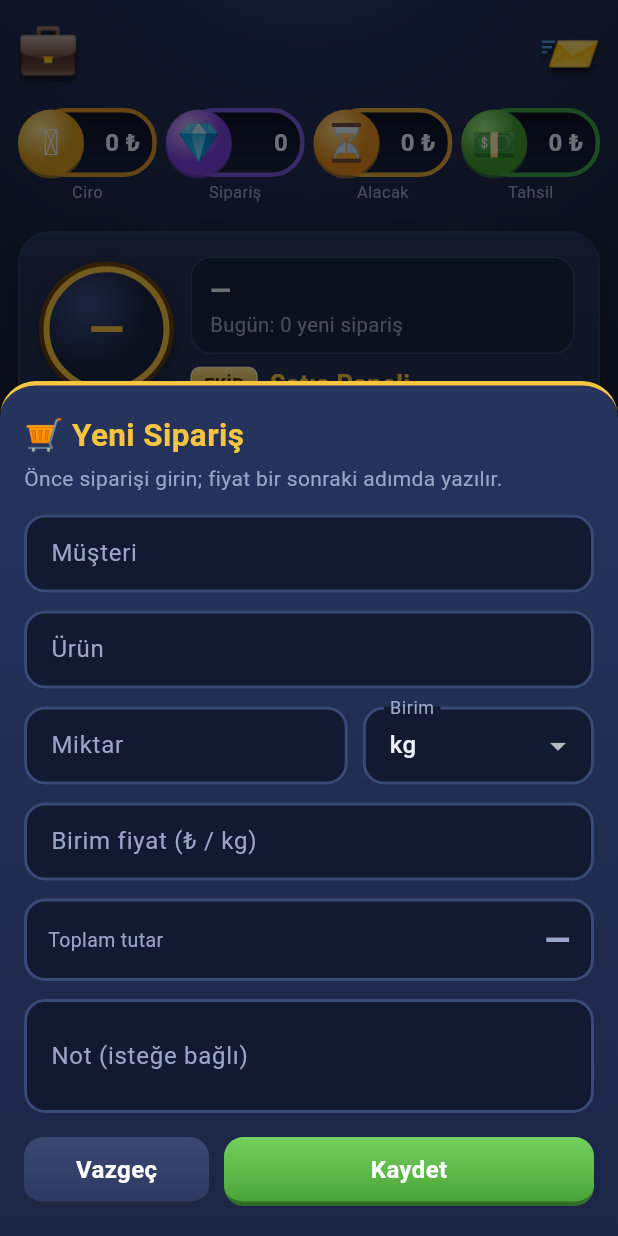
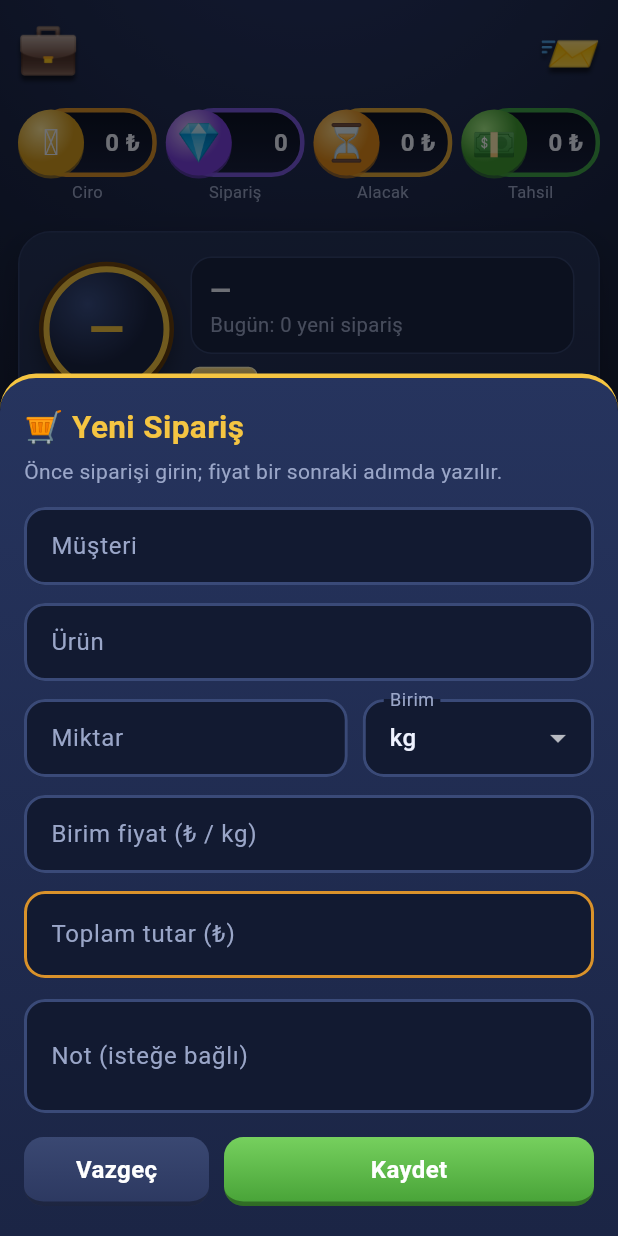
Before and after one commit to ramazankocabas42/keles-satis, a Flutter app: the AnaKabuk screen opened directly with empty values, after a tap on an icon or button, on a phone screen of 412 x 824 dp. Run offline on Flutter 3.47's test engine with Material 3 defaults, Android fonts, the phone set to English and light mode, and no system bars; our stand-ins replace cloud_firestore, firebase_auth, firebase_core; missing offline and left inert: ota_update; accounts and stored records are empty.

Commit message:
Toplam tutar yazılınca birim fiyat kendiliğinden hesaplanır
- Toplam tutar kutusu artık yazılabilir; fiyat ↔ toplam iki yönlü hesap
- "3.125" gibi Türkçe binlikli yazım doğru okunur
- Form butonları telefonun alt tuşlarının altında kalmıyor
- Ürün kutucuklarının çerçevesi görünüyor

Co-Authored-By: Claude Opus 5.5 <noreply@anthropic.com>
Claude-Session: https://claude.ai/code/session_014N7dTBiJapaRT914XLvdva

```diff
--- a/lib/ekranlar/formlar.dart
+++ b/lib/ekranlar/formlar.dart
@@ -80,9 +80,8 @@ Future<void> yeniSiparis(BuildContext context, Durum d) {
     builder: (ctx) {
       final musteri = TextEditingController();
       final urun = TextEditingController();
-      final miktar = TextEditingController();
+      final hesap = FiyatHesap();
       final not = TextEditingController();
-      final fiyat = TextEditingController();
       final musteriOdak = FocusNode();
       final urunOdak = FocusNode();
       var birim = f.birimListesi.first;
@@ -101,13 +100,16 @@ Future<void> yeniSiparis(BuildContext context, Durum d) {
               birim = u.birim;
               birimAnahtar++;
             }
-            if (u.fiyat != null && fiyat.text.isEmpty) fiyat.text = girdi(u.fiyat);
+            if (u.fiyat != null && hesap.fiyat.text.isEmpty) {
+              hesap.fiyat.text = girdi(u.fiyat);
+              hesap.fiyatDegisti();
+            }
           });
         }
 
         Future<void> kaydet() async {
-          final m = sayiOku(miktar.text);
-          final fy = sayiOku(fiyat.text);
+          final m = hesap.m;
+          final fy = hesap.kaydedilecekFiyat;
           if (musteri.text.trim().isEmpty || urun.text.trim().isEmpty) {
             bildir(ctx, 'Müşteri ve ürünü yazın.');
             return;
@@ -116,7 +118,7 @@ Future<void> yeniSiparis(BuildContext context, Durum d) {
             bildir(ctx, 'Geçerli bir miktar girin.');
             return;
           }
-          if (fiyat.text.trim().isNotEmpty && (fy == null || fy < 0)) {
+          if (!hesap.bos && (fy == null || fy < 0)) {
             bildir(ctx, 'Fiyat geçersiz.');
             return;
           }
@@ -202,8 +204,8 @@ Future<void> yeniSiparis(BuildContext context, Durum d) {
             const SizedBox(height: 12),
             _ikili(
               TextField(
-                controller: miktar,
-                onChanged: (_) => set(() {}),
+                controller: hesap.miktar,
+                onChanged: (_) => set(hesap.miktarDegisti),
                 keyboardType: const TextInputType.numberWithOptions(decimal: true),
                 decoration: const InputDecoration(labelText: 'Miktar', hintText: '0'),
               ),
@@ -213,19 +215,8 @@ Future<void> yeniSiparis(BuildContext context, Durum d) {
               ),
             ),
             const SizedBox(height: 12),
-            TextField(
-              controller: fiyat,
-              onChanged: (_) => set(() {}),
-              keyboardType: const TextInputType.numberWithOptions(decimal: true),
-              decoration: InputDecoration(
-                  labelText: 'Birim fiyat (₺ / $birim)',
-                  hintText: 'Biliyorsanız yazın, boş bırakılabilir'),
-            ),
-            const SizedBox(height: 12),
-            _CanliToplam(
-                miktar: sayiOku(miktar.text),
-                fiyat: sayiOku(fiyat.text),
-                birim: birim),
+            ..._fiyatAlanlari(hesap, birim, set,
+                ipucu: 'Biliyorsanız yazın, boş bırakılabilir'),
             TextField(
               controller: not,
               maxLines: 2,
@@ -246,52 +237,99 @@ Future<void> yeniSiparis(BuildContext context, Durum d) {
   );
 }
 
-/// "250 kg × 12,50 ₺ = 3.125,00 ₺" şeklinde anında hesaplanan toplam.
-class _CanliToplam extends StatelessWidget {
-  const _CanliToplam(
-      {required this.miktar, required this.fiyat, required this.birim});
-  final double? miktar;
-  final double? fiyat;
-  final String birim;
+/// Miktar, birim fiyat ve toplam tutar kutularını birbirine bağlar:
+/// fiyat yazılınca toplam, toplam yazılınca fiyat kendiliğinden hesaplanır.
+class FiyatHesap {
+  FiyatHesap({double? miktar, double? fiyat})
+      : miktar = TextEditingController(text: girdi(miktar)),
+        fiyat = TextEditingController(text: girdi(fiyat)) {
+    _fiyattanToplam();
+  }
 
-  @override
-  Widget build(BuildContext context) {
-    final hazir = miktar != null && miktar! > 0 && fiyat != null && fiyat! >= 0;
-    return Container(
-      margin: const EdgeInsets.only(bottom: 12),
-      padding: const EdgeInsets.symmetric(horizontal: 14, vertical: 10),
-      decoration: BoxDecoration(
-        color: Renk.girdi,
-        borderRadius: BorderRadius.circular(14),
-        border: Border.all(
-            color: hazir ? Renk.altin2 : const Color(0xFF3A4A78), width: 2),
+  final TextEditingController miktar;
+  final TextEditingController fiyat;
+  final TextEditingController toplam = TextEditingController();
+
+  /// Kullanıcı en son toplam tutarı mı yazdı?
+  bool toplamGirildi = false;
+
+  double? get m => sayiOku(miktar.text);
+  bool get bos => fiyat.text.trim().isEmpty && toplam.text.trim().isEmpty;
+
+  void miktarDegisti() => toplamGirildi ? _toplamdanFiyat() : _fiyattanToplam();
+
+  void fiyatDegisti() {
+    toplamGirildi = false;
+    _fiyattanToplam();
+  }
+
+  void toplamDegisti() {
+    toplamGirildi = toplam.text.trim().isNotEmpty;
+    _toplamdanFiyat();
+  }
+
+  void _fiyattanToplam() {
+    final m = this.m, p = sayiOku(fiyat.text);
+    toplam.text = (m != null && m > 0 && p != null && p >= 0)
+        ? girdi(double.parse((m * p).toStringAsFixed(2)))
+        : '';
+  }
+
+  void _toplamdanFiyat() {
+    final m = this.m, t = sayiOku(toplam.text);
+    fiyat.text = (m != null && m > 0 && t != null && t >= 0)
+        ? girdi(double.parse((t / m).toStringAsFixed(4)))
+        : '';
+  }
+
+  /// Kaydedilecek birim fiyat. Toplam elle yazıldıysa tam bölüm kullanılır,
+  /// böylece siparişin toplamı yazılan rakamla kuruşu kuruşuna aynı olur.
+  double? get kaydedilecekFiyat {
+    final m = this.m;
+    if (toplamGirildi) {
+      final t = sayiOku(toplam.text);
+      if (m != null && m > 0 && t != null && t >= 0) return t / m;
+    }
+    return sayiOku(fiyat.text);
+  }
+}
+
+List<Widget> _fiyatAlanlari(
+    FiyatHesap h, String birim, StateSetter set,
+    {String? ipucu, bool odak = false}) {
+  final m = h.m, p = h.kaydedilecekFiyat;
+  final hazir = m != null && m > 0 && p != null && p >= 0;
+  final altin = OutlineInputBorder(
+    borderRadius: BorderRadius.circular(14),
+    borderSide: const BorderSide(color: Renk.altin2, width: 2),
+  );
+  return [
+    TextField(
+      controller: h.fiyat,
+      autofocus: odak,
+      onChanged: (_) => set(h.fiyatDegisti),
+      keyboardType: const TextInputType.numberWithOptions(decimal: true),
+      decoration: InputDecoration(
+          labelText: 'Birim fiyat (₺ / $birim)', hintText: ipucu ?? '0,00'),
+    ),
+    const SizedBox(height: 12),
+    TextField(
+      controller: h.toplam,
+      onChanged: (_) => set(h.toplamDegisti),
+      keyboardType: const TextInputType.numberWithOptions(decimal: true),
+      style: const TextStyle(
+          fontSize: 20, fontWeight: FontWeight.w800, color: Renk.altin),
+      decoration: InputDecoration(
+        labelText: 'Toplam tutar (₺)',
+        hintText: 'Toplamı yazarsanız birim fiyat hesaplanır',
+        prefixText: '₺ ',
+        enabledBorder: altin,
+        helperText: hazir ? '${sayi(m ?? 0)} $birim × ${tl(p ?? 0)} = ${tl((m ?? 0) * (p ?? 0))}' : null,
+        helperStyle: const TextStyle(color: Renk.soluk, fontSize: 13),
       ),
-      child: Row(
-        children: [
-          Expanded(
-            child: Column(
-              crossAxisAlignment: CrossAxisAlignment.start,
-              children: [
-                const Text('Toplam tutar',
-                    style: TextStyle(color: Renk.soluk, fontSize: 13)),
-                if (hazir)
-                  Text('${sayi(miktar!)} $birim × ${tl(fiyat!)}',
-                      style: const TextStyle(fontSize: 13.5)),
-              ],
-            ),
-          ),
-          FittedBox(
-            fit: BoxFit.scaleDown,
-            child: Text(hazir ? tl(miktar! * fiyat!) : '—',
-                style: TextStyle(
-                    fontSize: 22,
-                    fontWeight: FontWeight.w800,
-                    color: hazir ? Renk.altin : Renk.soluk)),
-          ),
-        ],
-      ),
-    );
-  }
+    ),
+    const SizedBox(height: 14),
+  ];
 }
 
 class _UrunKaresi extends StatelessWidget {
@@ -302,7 +340,9 @@ class _UrunKaresi extends StatelessWidget {
   final VoidCallback onTap;
 
   @override
-  Widget build(BuildContext context) => InkWell(
+  Widget build(BuildContext context) => Material(
+        color: Colors.transparent,
+        child: InkWell(
         borderRadius: BorderRadius.circular(14),
         onTap: onTap,
         child: Ink(
@@ -326,6 +366,7 @@ class _UrunKaresi extends StatelessWidget {
             ),
           ),
         ),
+        ),
       );
 }
 
@@ -337,15 +378,14 @@ Future<void> fiyatGir(BuildContext context, Durum d, Siparis s) {
     baslik: '🏷️ Fiyat Gir · #${s.no}',
     aciklama: '${s.musteri} — ${s.urun}',
     builder: (ctx) {
-      final miktar = TextEditingController(text: girdi(s.miktar));
       final varsayilan = s.fiyat ?? d.firma?.urunBul(s.urun)?.fiyat;
-      final fiyat = TextEditingController(text: girdi(varsayilan));
+      final hesap = FiyatHesap(miktar: s.miktar, fiyat: varsayilan);
       final birimler = {...d.firma!.birimListesi, if (s.birim.isNotEmpty) s.birim}.toList();
       var birim = s.birim.isEmpty ? birimler.first : s.birim;
       var mesgul = false;
       return StatefulBuilder(builder: (ctx, set) {
-        final m = sayiOku(miktar.text), p = sayiOku(fiyat.text);
         Future<void> kaydet() async {
+          final m = hesap.m, p = hesap.kaydedilecekFiyat;
           if (m == null || m <= 0 || p == null || p < 0) {
             bildir(ctx, 'Miktar ve fiyatı kontrol edin.');
             return;
@@ -374,24 +414,15 @@ Future<void> fiyatGir(BuildContext context, Durum d, Siparis s) {
           children: [
             _ikili(
               TextField(
-                controller: miktar,
-                onChanged: (_) => set(() {}),
+                controller: hesap.miktar,
+                onChanged: (_) => set(hesap.miktarDegisti),
                 keyboardType: const TextInputType.numberWithOptions(decimal: true),
                 decoration: const InputDecoration(labelText: 'Miktar (kesin)'),
               ),
               _birimSecici(birimler, birim, (v) => set(() => birim = v)),
             ),
             const SizedBox(height: 12),
-            TextField(
-              controller: fiyat,
-              autofocus: s.fiyat == null,
-              onChanged: (_) => set(() {}),
-              keyboardType: const TextInputType.numberWithOptions(decimal: true),
-              decoration: const InputDecoration(
-                  labelText: 'Birim fiyat (₺)', hintText: '0,00'),
-            ),
-            const SizedBox(height: 12),
-            _CanliToplam(miktar: m, fiyat: p, birim: birim),
+            ..._fiyatAlanlari(hesap, birim, set, odak: s.fiyat == null),
             _butonlar(ctx,
                 yazi: 'Fiyatı Kaydet',
                 renk: ButonRenk.sari,
@@ -833,7 +864,9 @@ Future<void> urunDuzenle(BuildContext context, Durum d, int index) {
               crossAxisSpacing: 6,
               children: [
                 for (final e in simgeler)
-                  InkWell(
+                  Material(
+                    color: Colors.transparent,
+                    child: InkWell(
                     borderRadius: BorderRadius.circular(10),
                     onTap: () => set(() => em = e),
                     child: Ink(
@@ -847,6 +880,7 @@ Future<void> urunDuzenle(BuildContext context, Durum d, int index) {
                       child: Center(
                           child: Text(e, style: const TextStyle(fontSize: 20))),
                     ),
+                  ),
                   ),
               ],
             ),
--- a/lib/modeller.dart
+++ b/lib/modeller.dart
@@ -220,13 +220,17 @@ class Firma {
       );
 }
 
-/// "1.234,5" / "1234.5" / "1 234" gibi yazımları sayıya çevirir.
+/// "1.234,5" / "3.125" / "12.5" / "1 234" gibi yazımları sayıya çevirir.
+/// Virgül yoksa ve noktalar üçlü gruplar ayırıyorsa binlik ayırıcı sayılır.
 double? sayiOku(String? v) {
   if (v == null) return null;
   var s = v.trim().replaceAll(' ', '').replaceAll('₺', '');
   if (s.isEmpty) return null;
   if (s.contains(',')) {
     s = s.replaceAll('.', '').replaceAll(',', '.');
+  } else if (RegExp(r'^-?\d{1,3}(\.\d{3})+$').hasMatch(s)) {
+    // "3.125" / "1.250.000": Türkçe binlik ayırıcı
+    s = s.replaceAll('.', '');
   }
   return double.tryParse(s);
 }
--- a/lib/tema.dart
+++ b/lib/tema.dart
@@ -700,7 +700,8 @@ Future<T?> altSayfa<T>(BuildContext context,
           border: Border(top: BorderSide(color: Renk.altin, width: 3)),
         ),
         child: SingleChildScrollView(
-          padding: const EdgeInsets.fromLTRB(16, 18, 16, 20),
+          padding: EdgeInsets.fromLTRB(
+              16, 18, 16, 20 + MediaQuery.of(ctx).viewPadding.bottom),
           child: Column(
             crossAxisAlignment: CrossAxisAlignment.stretch,
             mainAxisSize: MainAxisSize.min,
```
Also changed, not shown: 1 other file.
